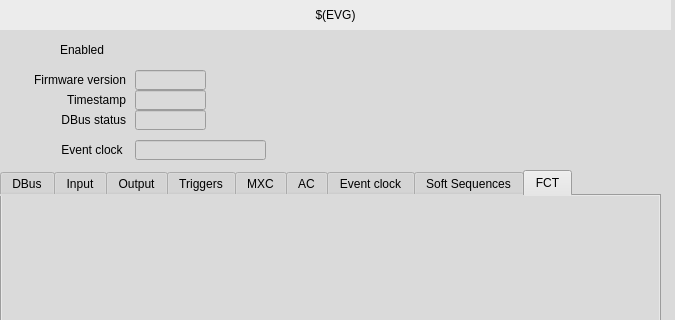
Qt form evgMrmApp/opi/EVG/G_EVG_main.ui (paulscherrerinstitute/mrfioc2) before a commit; both pictures show x 0 to 675 and y 0 to 320 of the 675 by 677 pixel window.
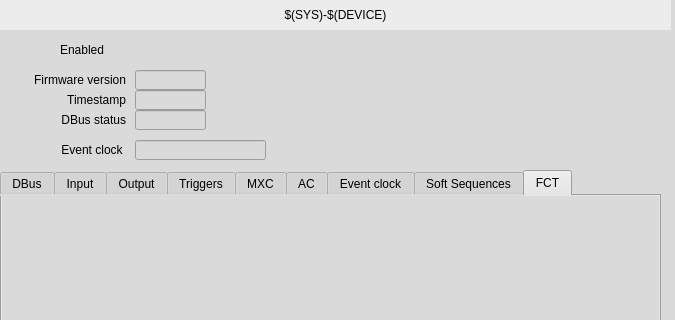
The same form after that commit. Custom widgets are drawn as their Qt base class.

Commit message: Replaced EVR and EVG macro with DEVICE macro: - databases updates - comments updated (in scripts, substitution files, ...) - GUI now accepts macro SYS and DEVICE (separated from previous EVG/EVR macro)

Patch:
```diff
--- a/evgMrmApp/opi/EVG/G_EVG_main.ui
+++ b/evgMrmApp/opi/EVG/G_EVG_main.ui
@@ -30,7 +30,7 @@
      <string notr="true">background-color: rgb(236, 236, 236, 255);</string>
     </property>
     <property name="text">
-     <string>$(EVG)</string>
+     <string>$(SYS)-$(DEVICE)</string>
     </property>
     <property name="alignment">
      <set>Qt::AlignCenter</set>
```
Left out of the diff: 76 changed lines with no effect on the pictures. The commit also changes 126 other files.
